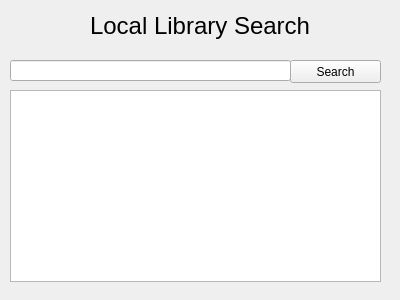
josfire18/LibrarySystem, file LibrarySystem/searchwindow.ui: the form before one commit.
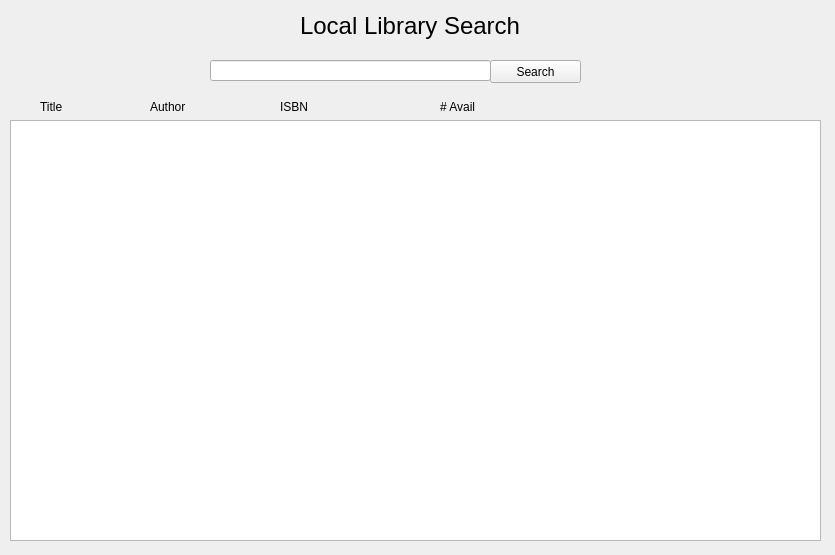
The form after the commit.

```diff
--- a/LibrarySystem/searchwindow.ui
+++ b/LibrarySystem/searchwindow.ui
@@ -6,8 +6,8 @@
    <rect>
     <x>0</x>
     <y>0</y>
-    <width>400</width>
-    <height>300</height>
+    <width>835</width>
+    <height>555</height>
    </rect>
   </property>
   <property name="windowTitle">
@@ -17,16 +17,16 @@
    <property name="geometry">
     <rect>
      <x>10</x>
-     <y>90</y>
-     <width>371</width>
-     <height>192</height>
+     <y>120</y>
+     <width>811</width>
+     <height>421</height>
     </rect>
    </property>
   </widget>
   <widget class="QLineEdit" name="txtSearch">
    <property name="geometry">
     <rect>
-     <x>10</x>
+     <x>210</x>
      <y>60</y>
      <width>281</width>
      <height>21</height>
@@ -36,7 +36,7 @@
   <widget class="QPushButton" name="btnSearch">
    <property name="geometry">
     <rect>
-     <x>290</x>
+     <x>490</x>
      <y>60</y>
      <width>91</width>
      <height>23</height>
@@ -49,7 +49,7 @@
   <widget class="QLabel" name="lblSearch">
    <property name="geometry">
     <rect>
-     <x>90</x>
+     <x>300</x>
      <y>10</y>
      <width>311</width>
      <height>31</height>
@@ -64,6 +64,58 @@
     <string>Local Library Search</string>
    </property>
   </widget>
+  <widget class="QLabel" name="label">
+   <property name="geometry">
+    <rect>
+     <x>40</x>
+     <y>100</y>
+     <width>47</width>
+     <height>13</height>
+    </rect>
+   </property>
+   <property name="text">
+    <string>Title</string>
+   </property>
+  </widget>
+  <widget class="QLabel" name="label_2">
+   <property name="geometry">
+    <rect>
+     <x>150</x>
+     <y>100</y>
+     <width>47</width>
+     <height>13</height>
+    </rect>
+   </property>
+   <property name="text">
+    <string>Author</string>
+   </property>
+  </widget>
+  <widget class="QLabel" name="label_3">
+   <property name="geometry">
+    <rect>
+     <x>280</x>
+     <y>100</y>
+     <width>47</width>
+     <height>13</height>
+    </rect>
+   </property>
+   <property name="text">
+    <string>ISBN</string>
+   </property>
+  </widget>
+  <widget class="QLabel" name="label_4">
+   <property name="geometry">
+    <rect>
+     <x>440</x>
+     <y>100</y>
+     <width>47</width>
+     <height>13</height>
+    </rect>
+   </property>
+   <property name="text">
+    <string># Avail</string>
+   </property>
+  </widget>
  </widget>
  <resources/>
  <connections/>
```
